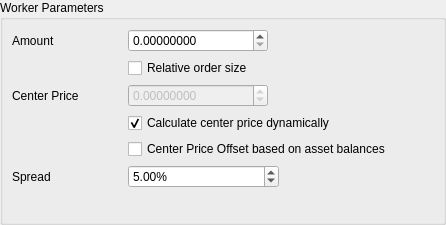
Qt form dexbot/views/ui/forms/relative_orders_widget.ui (xeroc/stakemachine) before a commit.
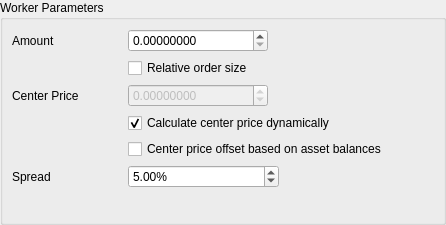
The same form after that commit.

Commit message:
Change offset center price calculation logic
Static center price can now be given to the method and the mehod will properly offset it

What changed in the file:
```diff
--- a/dexbot/views/ui/forms/relative_orders_widget.ui
+++ b/dexbot/views/ui/forms/relative_orders_widget.ui
@@ -241,7 +241,7 @@
       <item row="6" column="1">
        <widget class="QCheckBox" name="center_price_offset_checkbox">
         <property name="text">
-         <string>Center Price Offset based on asset balances</string>
+         <string>Center price offset based on asset balances</string>
         </property>
        </widget>
       </item>
```
The commit also changes 3 other files.
